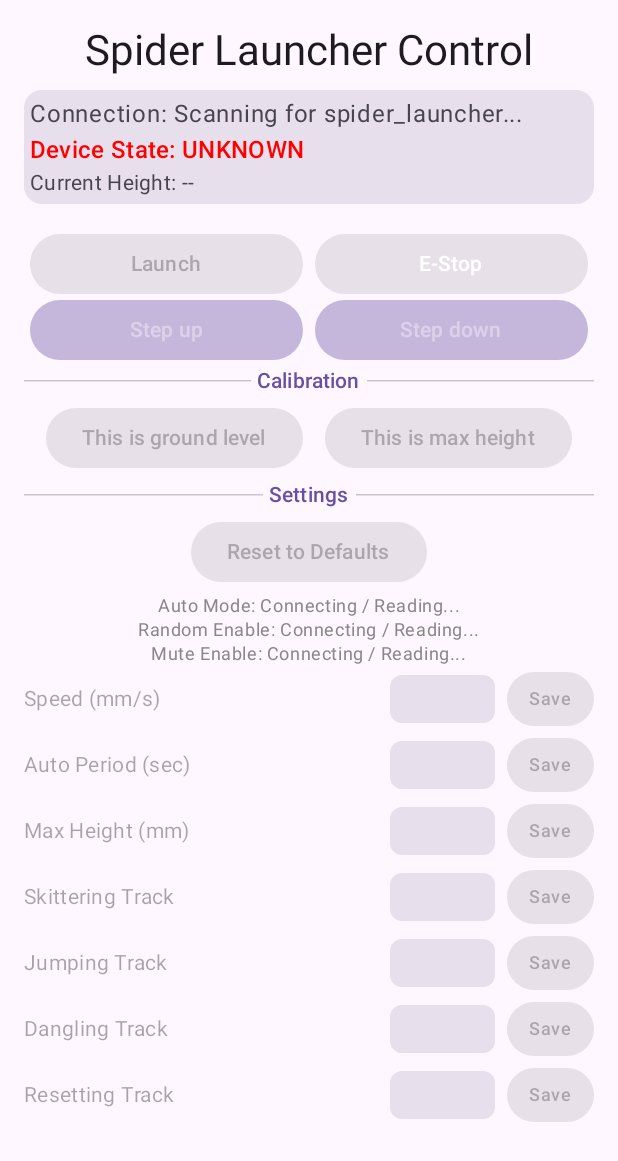
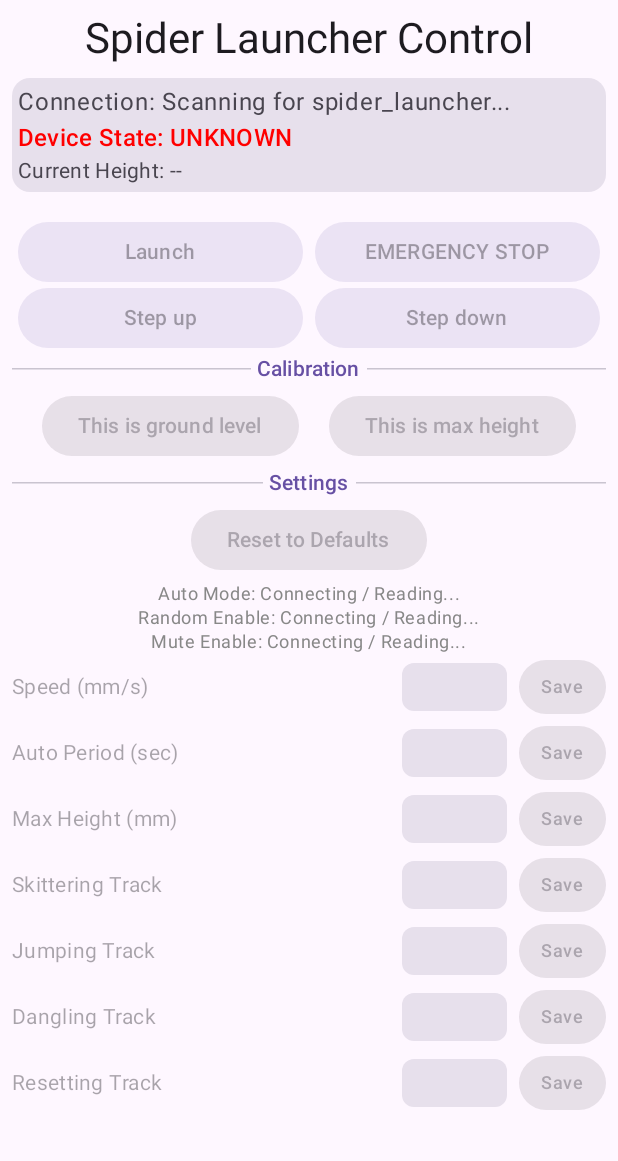
Before and after one commit to RobMeades/spider_launcher, an Android app built with Jetpack Compose: the screen it shows after launch (MainActivity), on a phone screen of 412 x 824 dp. Shown: the top 1161 px of the screen. Run offline under Robolectric (Android 15) with nearby library versions, the light colour scheme and no system bars.

Commit message:
Update the Android application to match the changes on the ESP32 side (emergency stop is now an enable/disable), BLE_INTERFACE_VERSION 1.

```diff
--- a/software/android/app/src/main/java/org/meades/spider_launcher/MainActivity.kt
+++ b/software/android/app/src/main/java/org/meades/spider_launcher/MainActivity.kt
@@ -17,7 +17,7 @@
 /* This written by Google Gemini from my prompts. */
 
 // ######################################################################
-// This Android application works with ESP32 app BLE_INTERFACE_VERSION 0,
+// This Android application works with ESP32 app BLE_INTERFACE_VERSION 1,
 // see the ESP-IDF application in file spider_launcher.c for details.
 // ######################################################################
 
@@ -67,6 +67,7 @@ class MainActivity : ComponentActivity() {
 
     // Config values (Null until read from connected device)
     var autoEnable = mutableStateOf<Boolean?>(null)
+    var emergencyStop = mutableStateOf<Boolean?>(null)
     var autoPeriodSec = mutableStateOf<String?>(null)
     var heightMaxMm = mutableStateOf<String?>(null)
     var speedMmSec = mutableStateOf<String?>(null)
@@ -110,6 +111,7 @@ class MainActivity : ComponentActivity() {
 
     // Unified list controlling the exact order characteristics are read/updated
     private val ALL_CHARACTERISTIC_KEYS = listOf(
+        "EMERGENCY_STOP",
         "STATE",
         "HEIGHT_CURRENT_MM",
         "AUTO",
@@ -151,6 +153,7 @@ class MainActivity : ComponentActivity() {
                         connectionStatus = connectionStatus.value,
                         deviceState = deviceStateName.value,
                         currentHeight = currentHeightMm.value,
+                        emergencyStop = emergencyStop.value,
                         autoEnable = autoEnable.value,
                         autoPeriodSec = autoPeriodSec.value,
                         heightMaxMm = heightMaxMm.value,
@@ -286,6 +289,7 @@ class MainActivity : ComponentActivity() {
                 val uuid = characteristic.uuid
 
                 when (uuid) {
+                    CHAR_UUIDS["EMERGENCY_STOP"] -> emergencyStop.value = intVal != 0
                     CHAR_UUIDS["STATE"] -> {
                         if (intVal in launcherStates.indices) {
                             deviceStateName.value = launcherStates[intVal]
@@ -457,32 +461,32 @@ fun HoldingActionButton(
     val coroutineScope = rememberCoroutineScope()
     var job by remember { mutableStateOf<Job?>(null) }
 
+    // Use primary with standard 12% alpha when disabled to match standard Material Buttons
+    val backgroundColor = if (isConnected) containerColor else containerColor.copy(alpha = 0.12f)
+    val textColor = if (isConnected) contentColor else MaterialTheme.colorScheme.onSurface.copy(alpha = 0.38f)
+
     Box(
         contentAlignment = Alignment.Center,
         modifier = modifier
             .height(40.dp)
             .background(
-                color = if (isConnected) containerColor else containerColor.copy(alpha = 0.38f),
+                color = backgroundColor,
                 shape = MaterialTheme.shapes.extraLarge
             )
             .pointerInput(isConnected) {
                 if (!isConnected) return@pointerInput
                 detectTapGestures(
                     onPress = {
-                        // Finger down: Fire immediately and start repeating loop
                         onActionStart()
                         job = coroutineScope.launch {
                             while (isActive) {
-                                delay(150) // Repeat interval for rapid fire
+                                delay(150)
                                 onActionStart()
                             }
                         }
-
-                        // Wait until finger is lifted
                         try {
                             awaitRelease()
                         } finally {
-                            // Finger up: Cancel loop
                             job?.cancel()
                             job = null
                             onActionStop()
@@ -495,7 +499,7 @@ fun HoldingActionButton(
         Text(
             text = text,
             style = MaterialTheme.typography.labelLarge,
-            color = if (isConnected) contentColor else contentColor.copy(alpha = 0.38f)
+            color = textColor
         )
     }
 }
@@ -642,6 +646,7 @@ fun MainScreen(
     connectionStatus: String,
     deviceState: String,
     currentHeight: String?,
+    emergencyStop: Boolean?,
     autoEnable: Boolean?,
     autoPeriodSec: String?,
     heightMaxMm: String?,
@@ -658,6 +663,8 @@ fun MainScreen(
     val scrollState = rememberScrollState()
     val focusManager = LocalFocusManager.current
     val isConnected = (connectionStatus == "Connected")
+    val isEStopActive = emergencyStop == true
+    val areMotorsEnabled = isConnected && !isEStopActive
     var showDialog by remember { mutableStateOf(false) }
     var dialogTitle by remember { mutableStateOf("") }
     var dialogMessage by remember { mutableStateOf("") }
@@ -699,12 +706,11 @@ fun MainScreen(
                     focusManager.clearFocus() // Clears focus when tapping anywhere on the background
                 })
             }
-            .padding(16.dp)
+            .padding(8.dp)
             .statusBarsPadding()
             .verticalScroll(scrollState),
         horizontalAlignment = Alignment.CenterHorizontally
     ) {
-        // ... rest of your layout ...
         Text("Spider Launcher Control", style = MaterialTheme.typography.headlineMedium)
         Spacer(modifier = Modifier.height(8.dp))
 
@@ -717,17 +723,24 @@ fun MainScreen(
                 Text("Connection: $connectionStatus", style = MaterialTheme.typography.bodyLarge)
                 Text("Device State: $deviceState", style = MaterialTheme.typography.titleMedium, color = Color.Red)
                 Text("Current Height: ${currentHeight ?: "--"}", style = MaterialTheme.typography.bodyMedium)
+                if (isEStopActive) {
+                    Text("EMERGENCY STOP ENGAGED", style = MaterialTheme.typography.titleMedium, color = MaterialTheme.colorScheme.error)
+                }
             }
         }
 
         Spacer(modifier = Modifier.height(16.dp))
+
+        // Launch and E-Stop Row
         Row(modifier = Modifier.fillMaxWidth(), horizontalArrangement = Arrangement.SpaceEvenly) {
             Button(
                 onClick = { onSendCommand("LAUNCH_NOW") },
-                enabled = isConnected,
+                enabled = areMotorsEnabled,
                 colors = ButtonDefaults.buttonColors(
                     containerColor = MaterialTheme.colorScheme.primary,
-                    contentColor = MaterialTheme.colorScheme.onPrimary
+                    contentColor = MaterialTheme.colorScheme.onPrimary,
+                    disabledContainerColor = MaterialTheme.colorScheme.primary.copy(alpha = 0.12f),
+                    disabledContentColor = MaterialTheme.colorScheme.onSurface.copy(alpha = 0.38f)
                 ),
                 elevation = ButtonDefaults.buttonElevation(defaultElevation = 4.dp),
                 modifier = Modifier.weight(1f).padding(horizontal = 4.dp)
@@ -735,29 +748,52 @@ fun MainScreen(
                 Text("Launch")
             }
 
+            // Emergency Stop Button: Uses primary color when disengaged so it matches Launch/Steps, turns bright red only when active
+            val eStopContainerColor = if (isEStopActive) MaterialTheme.colorScheme.error else MaterialTheme.colorScheme.primary
+            val eStopContentColor = if (isEStopActive) MaterialTheme.colorScheme.onError else MaterialTheme.colorScheme.onPrimary
+
             Button(
-                onClick = { onSendCommand("EMERGENCY_STOP") },
-                enabled = isConnected,
+                onClick = {
+                    if (isEStopActive) {
+                        confirmAndExecute(
+                            "Clear E-Stop",
+                            "Are you sure you want to clear the Emergency Stop?"
+                        ) {
+                            onSendValueCommand("EMERGENCY_STOP", 0)
+                        }
+                    } else {
+                        onSendValueCommand("EMERGENCY_STOP", 1)
+                    }
+                },
+                enabled = isConnected, // Only disabled if disconnected entirely, stays active even if e-stop is on so you can clear it
                 colors = ButtonDefaults.buttonColors(
-                    containerColor = MaterialTheme.colorScheme.error,
-                    contentColor = MaterialTheme.colorScheme.onError
+                    containerColor = eStopContainerColor,
+                    contentColor = eStopContentColor,
+                    disabledContainerColor = MaterialTheme.colorScheme.primary.copy(alpha = 0.12f),
+                    disabledContentColor = MaterialTheme.colorScheme.onSurface.copy(alpha = 0.38f)
                 ),
-                elevation = ButtonDefaults.buttonElevation(defaultElevation = 6.dp),
+                elevation = ButtonDefaults.buttonElevation(defaultElevation = if (isEStopActive) 8.dp else 4.dp),
                 modifier = Modifier.weight(1f).padding(horizontal = 4.dp)
             ) {
-                Text("E-Stop", style = MaterialTheme.typography.labelLarge.copy(color = MaterialTheme.colorScheme.onError))
+                Text(if (isEStopActive) "E-STOP ACTIVE" else "EMERGENCY STOP", style = MaterialTheme.typography.labelLarge)
             }
         }
+
+        // Step up / Step down row
         Row(modifier = Modifier.fillMaxWidth(), horizontalArrangement = Arrangement.SpaceEvenly) {
             HoldingActionButton(
                 text = "Step up",
-                isConnected = isConnected,
+                isConnected = areMotorsEnabled,
+                containerColor = MaterialTheme.colorScheme.primary,
+                contentColor = MaterialTheme.colorScheme.onPrimary,
                 modifier = Modifier.weight(1f).padding(horizontal = 4.dp),
                 onActionStart = { onSendCommand("UP") }
             )
             HoldingActionButton(
                 text = "Step down",
-                isConnected = isConnected,
+                isConnected = areMotorsEnabled,
+                containerColor = MaterialTheme.colorScheme.primary,
+                contentColor = MaterialTheme.colorScheme.onPrimary,
                 modifier = Modifier.weight(1f).padding(horizontal = 4.dp),
                 onActionStart = { onSendCommand("DOWN") }
             )
```
